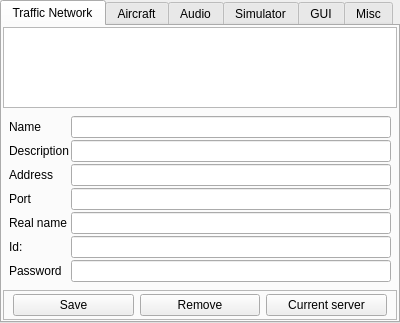
This is src/blackgui/components/settingscomponent.ui in swift-project/pilotclient as Qt 5 draws it before an edit. The edited form follows.
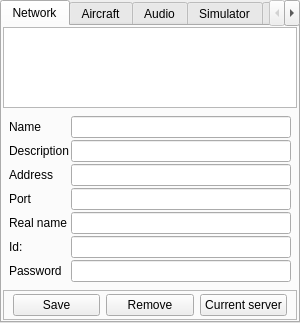
This is the edited form. Custom widgets are drawn as their Qt base class.

Commit message: Several fixes related to refs #304 * removed #include <QtDesigner/QDesignerExportWidget> * correct targets swiftcore / swiftgui * Annotated possible error of QFontDialog / style sheet compliance + Set sizePolicy to preferred due to RWs rewiew ("over sized drawing")

Diff of the .ui file:
```diff
--- a/src/blackgui/components/settingscomponent.ui
+++ b/src/blackgui/components/settingscomponent.ui
@@ -6,10 +6,16 @@
    <rect>
     <x>0</x>
     <y>0</y>
-    <width>400</width>
+    <width>300</width>
     <height>323</height>
    </rect>
   </property>
+  <property name="sizePolicy">
+   <sizepolicy hsizetype="Preferred" vsizetype="Preferred">
+    <horstretch>0</horstretch>
+    <verstretch>0</verstretch>
+   </sizepolicy>
+  </property>
   <property name="windowTitle">
    <string>TabWidget</string>
   </property>
@@ -18,7 +24,7 @@
   </property>
   <widget class="QWidget" name="tb_SettingsTrafficNetwork">
    <attribute name="title">
-    <string>Traffic Network</string>
+    <string>Network</string>
    </attribute>
    <layout class="QVBoxLayout" name="vl_SettingsTrafficNetwork">
     <property name="spacing">
```
Left out of the diff: 2 changed lines with no effect on the pictures. The commit also changes 7 other files.
